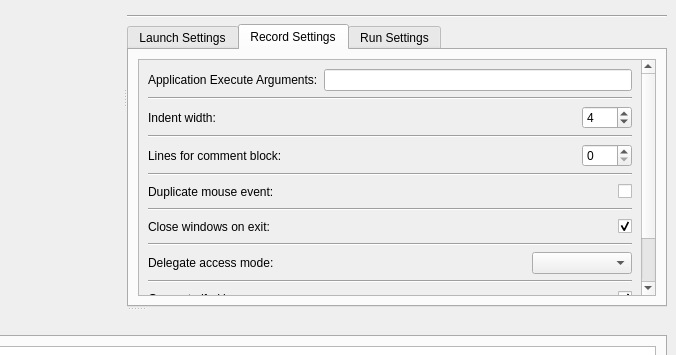
This is client/gui/MainGui.ui in lildannita/QtAda as Qt 5 draws it before an edit; both pictures show x 405 to 1081 and y 171 to 526 of the 1081 by 811 pixel window. The edited form follows.
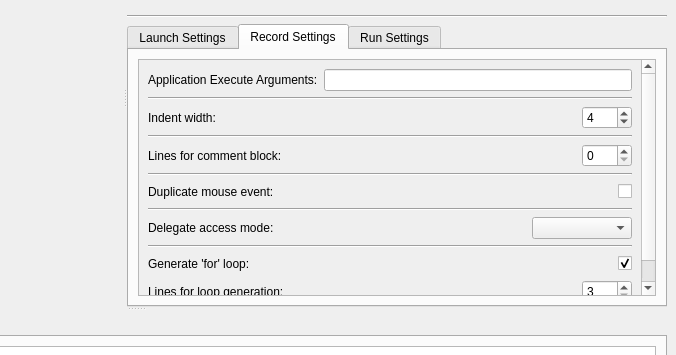
This is the edited form. Icons and pictures are not drawn.

Commit message:
Убрал опцию --close-windows-on-exit
Идея не оправдала себя, по сути она бесполезна и, мало того, может привнести
кучу ошибок.
Например, при update скрипта в середине исходного скрипта может появиться кучу closeWindow,
что сделает дальнейший код скрипта бесполезным/ошибочным. Скрипт, все-таки, должен генерироваться
исключительно на действиях пользователя, и если он захочет закрыть окно при update, то закроет сам.
Тем самым мы даем пользователю возможность дозаписать только конкретные действия, чтобы позже ему
не приходилось вручную править кучу своего кода.

The edit to the form file:
```diff
--- a/client/gui/MainGui.ui
+++ b/client/gui/MainGui.ui
@@ -404,8 +404,8 @@
                  <rect>
                   <x>0</x>
                   <y>0</y>
-                  <width>493</width>
-                  <height>324</height>
+                  <width>497</width>
+                  <height>287</height>
                  </rect>
                 </property>
                 <property name="sizePolicy">
@@ -564,47 +564,6 @@
                    </item>
                   </layout>
                  </item>
-                 <item>
-                  <widget class="Line" name="line_4">
-                   <property name="orientation">
-                    <enum>Qt::Horizontal</enum>
-                   </property>
-                  </widget>
-                 </item>
-                 <item>
-                  <layout class="QHBoxLayout" name="horizontalLayout_4">
-                   <item>
-                    <widget class="QLabel" name="closeWindowsOnExitLabel">
-                     <property name="text">
-                      <string>Close windows on exit:</string>
-                     </property>
-                    </widget>
-                   </item>
-                   <item>
-                    <spacer name="horizontalSpacer_4">
-                     <property name="orientation">
-                      <enum>Qt::Horizontal</enum>
-                     </property>
-                     <property name="sizeHint" stdset="0">
-                      <size>
-                       <width>40</width>
-                       <height>20</height>
-                      </size>
-                     </property>
-                    </spacer>
-                   </item>
-                   <item>
-                    <widget class="QCheckBox" name="closeWindowsOnExitCheckBox">
-                     <property name="text">
-                      <string/>
-                     </property>
-                     <property name="checked">
-                      <bool>true</bool>
-                     </property>
-                    </widget>
-                   </item>
-                  </layout>
-                 </item>
                  <item>
                   <widget class="Line" name="line_3">
                    <property name="orientation">
```
Left out of the diff: 8 changed lines with no effect on the pictures. The commit also changes 10 other files.
